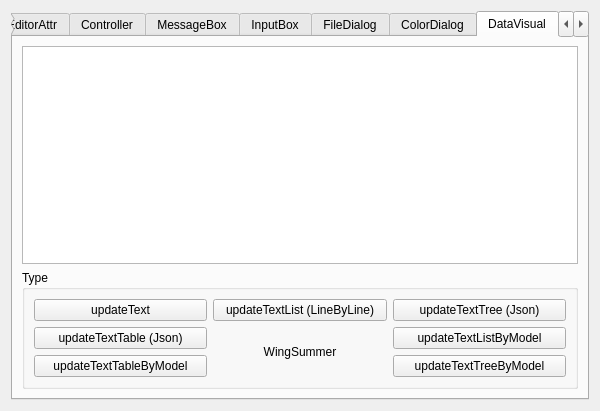
Qt form TestPlugin/testform.ui (Wing-summer/WingHexExplorer2) before a commit.
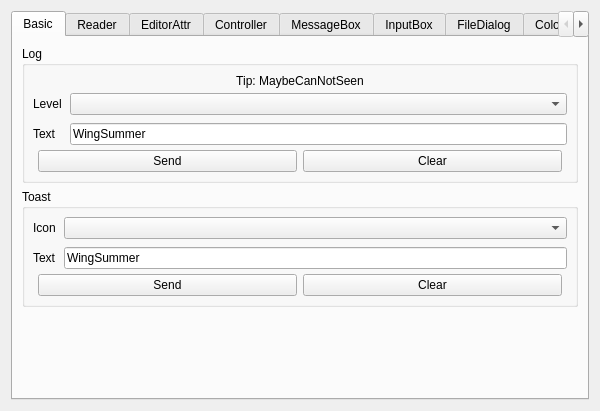
The same form after that commit. The open tabs and pages were chosen to show the change. Custom widgets are drawn as their Qt base class.

Commit message: feat: 移除数据可视化功能以轻量化；优化 WingAngelAPI 脚本注册；

Diff of the .ui file:
```diff
--- a/TestPlugin/testform.ui
+++ b/TestPlugin/testform.ui
@@ -1050,135 +1050,6 @@
        </item>
       </layout>
      </widget>
-     <widget class="QWidget" name="tab_8">
-      <attribute name="title">
-       <string>DataVisual</string>
-      </attribute>
-      <layout class="QVBoxLayout" name="verticalLayout_20">
-       <item>
-        <widget class="QTextEdit" name="teDataVisual"/>
-       </item>
-       <item>
-        <widget class="QGroupBox" name="groupBox_6">
-         <property name="minimumSize">
-          <size>
-           <width>0</width>
-           <height>150</height>
-          </size>
-         </property>
-         <property name="title">
-          <string>Type</string>
-         </property>
-         <layout class="QGridLayout" name="gridLayout_3">
-          <property name="sizeConstraint">
-           <enum>QLayout::SizeConstraint::SetMinAndMaxSize</enum>
-          </property>
-          <item row="0" column="1">
-           <widget class="QPushButton" name="btnTextList">
-            <property name="sizePolicy">
-             <sizepolicy hsizetype="Minimum" vsizetype="Preferred">
-              <horstretch>0</horstretch>
-              <verstretch>0</verstretch>
-             </sizepolicy>
-            </property>
-            <property name="text">
-             <string notr="true">updateTextList (LineByLine)</string>
-            </property>
-           </widget>
-          </item>
-          <item row="0" column="2">
-           <widget class="QPushButton" name="btnTextTree">
-            <property name="sizePolicy">
-             <sizepolicy hsizetype="Minimum" vsizetype="Preferred">
-              <horstretch>0</horstretch>
-              <verstretch>0</verstretch>
-             </sizepolicy>
-            </property>
-            <property name="text">
-             <string notr="true">updateTextTree (Json)</string>
-            </property>
-           </widget>
-          </item>
-          <item row="1" column="0">
-           <widget class="QPushButton" name="btnTextTable">
-            <property name="sizePolicy">
-             <sizepolicy hsizetype="Minimum" vsizetype="Preferred">
-              <horstretch>0</horstretch>
-              <verstretch>0</verstretch>
-             </sizepolicy>
-            </property>
-            <property name="text">
-             <string notr="true">updateTextTable (Json)</string>
-            </property>
-           </widget>
-          </item>
-          <item row="1" column="2">
-           <widget class="QPushButton" name="btnTextListByModel">
-            <property name="sizePolicy">
-             <sizepolicy hsizetype="Minimum" vsizetype="Preferred">
-              <horstretch>0</horstretch>
-              <verstretch>0</verstretch>
-             </sizepolicy>
-            </property>
-            <property name="text">
-             <string notr="true">updateTextListByModel</string>
-            </property>
-           </widget>
-          </item>
-          <item row="0" column="0">
-           <widget class="QPushButton" name="btnText_2">
-            <property name="sizePolicy">
-             <sizepolicy hsizetype="Minimum" vsizetype="Preferred">
-              <horstretch>0</horstretch>
-              <verstretch>0</verstretch>
-             </sizepolicy>
-            </property>
-            <property name="text">
-             <string notr="true">updateText</string>
-            </property>
-           </widget>
-          </item>
-          <item row="2" column="0">
-           <widget class="QPushButton" name="btnTextTableByModel">
-            <property name="sizePolicy">
-             <sizepolicy hsizetype="Minimum" vsizetype="Preferred">
-              <horstretch>0</horstretch>
-              <verstretch>0</verstretch>
-             </sizepolicy>
-            </property>
-            <property name="text">
-             <string notr="true">updateTextTableByModel</string>
-            </property>
-           </widget>
-          </item>
-          <item row="2" column="2">
-           <widget class="QPushButton" name="btnTextTreeByModel">
-            <property name="sizePolicy">
-             <sizepolicy hsizetype="Minimum" vsizetype="Preferred">
-              <horstretch>0</horstretch>
-              <verstretch>0</verstretch>
-             </sizepolicy>
-            </property>
-            <property name="text">
-             <string notr="true">updateTextTreeByModel</string>
-            </property>
-           </widget>
-          </item>
-          <item row="1" column="1" rowspan="2">
-           <widget class="QLabel" name="label_13">
-            <property name="text">
-             <string notr="true">WingSummer</string>
-            </property>
-            <property name="alignment">
-             <set>Qt::AlignmentFlag::AlignCenter</set>
-            </property>
-           </widget>
-          </item>
-         </layout>
-        </widget>
-       </item>
-      </layout>
-     </widget>
      <widget class="QWidget" name="tab_9">
       <attribute name="title">
        <string>Others</string>
```
Left out of the diff: 86 changed lines with no effect on the pictures. The commit also changes 27 other files.
